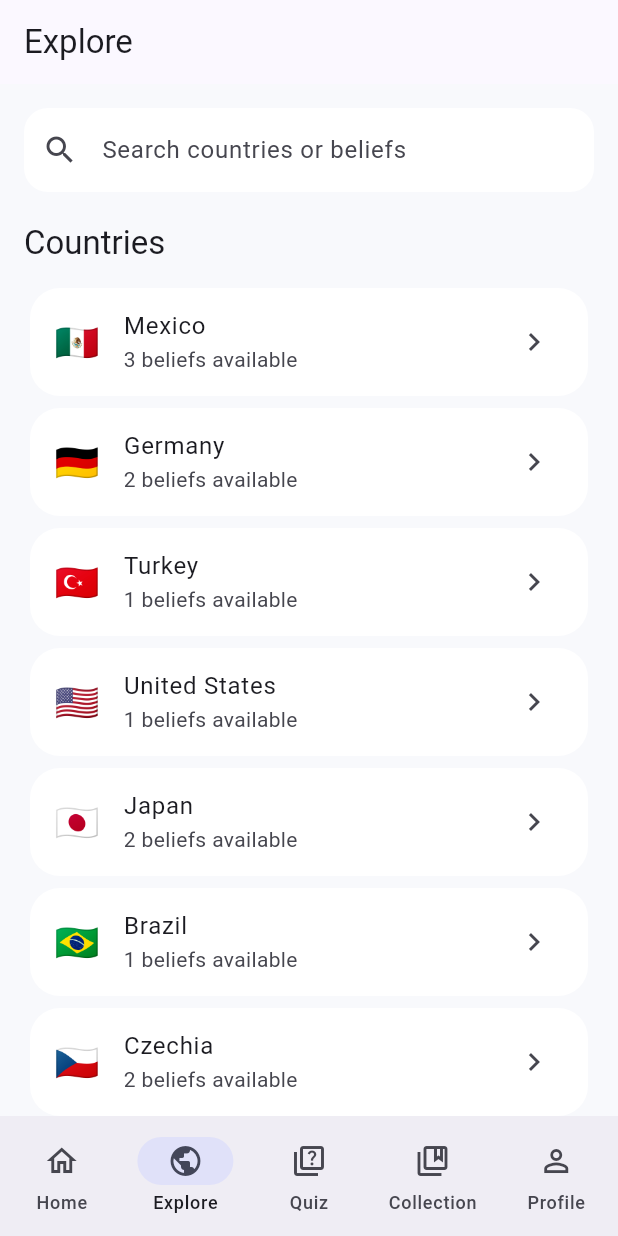
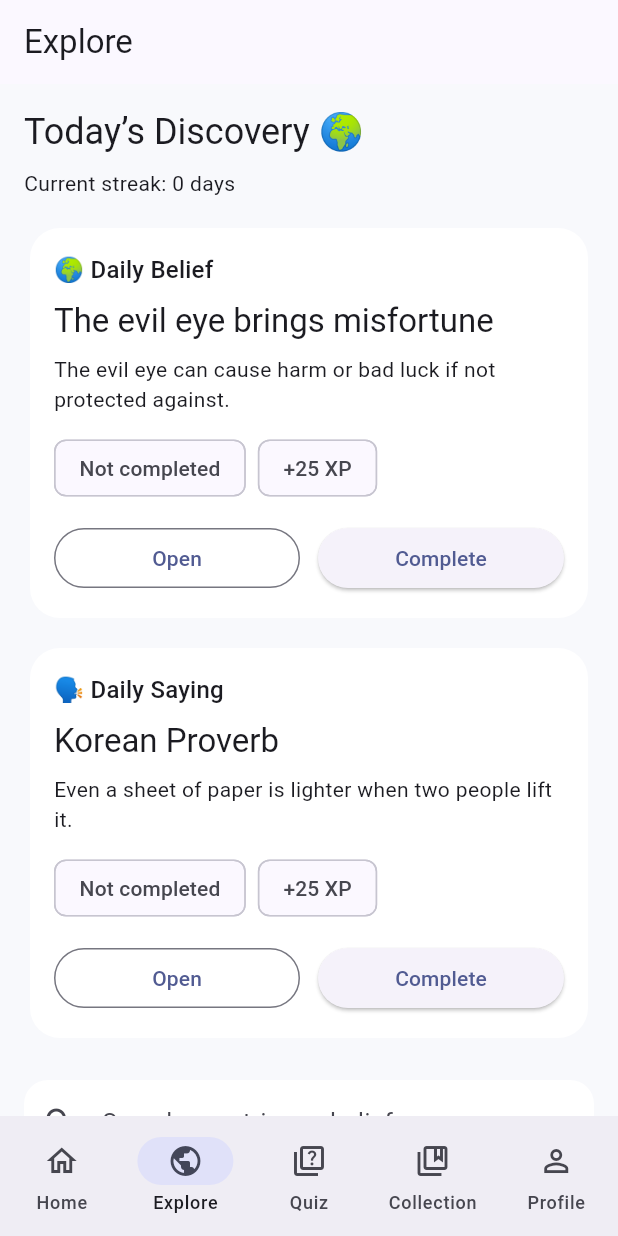
Before and after one commit to sparkofsal/atlas, a Flutter app: the screen it shows after launch, item 2 of the bottom bar chosen, on a phone screen of 412 x 824 dp. Run offline on Flutter 3.47's test engine with Material 3 defaults, Android fonts, the phone set to English and light mode, and no system bars; our stand-ins replace shared_preferences.

Commit message:
ok ahora pude agregar y testear el sistema de persistencia, ya se puede seleccionar un 'belief' diario y me da mas experiencia que los normales, siguiente paso sera agregar las mecanicas de los 'juegos' para ir descubriendo, con un poco de dificultad, no solo repeticion

```diff
--- /dev/null
+++ b/lib/models/daily_state.dart
@@ -0,0 +1,43 @@
+class DailyState {
+  final String dateKey;
+  final bool dailyBeliefCompleted;
+  final bool dailySayingCompleted;
+  final String? lastActiveDateKey;
+  final int currentStreak;
+
+  const DailyState({
+    required this.dateKey,
+    required this.dailyBeliefCompleted,
+    required this.dailySayingCompleted,
+    required this.lastActiveDateKey,
+    required this.currentStreak,
+  });
+
+  factory DailyState.initial(String todayKey) {
+    return DailyState(
+      dateKey: todayKey,
+      dailyBeliefCompleted: false,
+      dailySayingCompleted: false,
+      lastActiveDateKey: null,
+      currentStreak: 0,
+    );
+  }
+
+  DailyState copyWith({
+    String? dateKey,
+    bool? dailyBeliefCompleted,
+    bool? dailySayingCompleted,
+    String? lastActiveDateKey,
+    int? currentStreak,
+  }) {
+    return DailyState(
+      dateKey: dateKey ?? this.dateKey,
+      dailyBeliefCompleted:
+          dailyBeliefCompleted ?? this.dailyBeliefCompleted,
+      dailySayingCompleted:
+          dailySayingCompleted ?? this.dailySayingCompleted,
+      lastActiveDateKey: lastActiveDateKey ?? this.lastActiveDateKey,
+      currentStreak: currentStreak ?? this.currentStreak,
+    );
+  }
+}
--- a/lib/screens/explore_screen.dart
+++ b/lib/screens/explore_screen.dart
@@ -1,7 +1,11 @@
 import 'package:flutter/material.dart';
+import 'package:provider/provider.dart';
 import '../data/mock_countries.dart';
 import '../data/mock_beliefs.dart';
+import '../services/app_state.dart';
+import '../services/daily_service.dart';
 import 'country_detail_screen.dart';
+import 'belief_detail_screen.dart';
 
 class ExploreScreen extends StatelessWidget {
   const ExploreScreen({super.key});
@@ -14,6 +18,11 @@ class ExploreScreen extends StatelessWidget {
 
   @override
   Widget build(BuildContext context) {
+    final appState = Provider.of<AppState>(context);
+
+    final dailyBelief = DailyService.getDailyBelief();
+    final dailySaying = DailyService.getDailySaying();
+
     return Scaffold(
       appBar: AppBar(
         title: const Text('Explore'),
@@ -21,6 +30,105 @@ class ExploreScreen extends StatelessWidget {
       body: ListView(
         padding: const EdgeInsets.all(16),
         children: [
+          Text(
+            'Today’s Discovery 🌍',
+            style: Theme.of(context).textTheme.headlineSmall,
+          ),
+          const SizedBox(height: 8),
+          Text(
+            'Current streak: ${appState.currentStreak} day${appState.currentStreak == 1 ? '' : 's'}',
+            style: Theme.of(context).textTheme.bodyMedium,
+          ),
+          const SizedBox(height: 16),
+
+          _DailyCard(
+            item: dailyBelief,
+            completed: appState.dailyBeliefCompleted,
+            rewardText: '+25 XP',
+            buttonLabel:
+                appState.dailyBeliefCompleted ? 'Completed' : 'Complete',
+            onComplete: () async {
+              if (appState.dailyBeliefCompleted) {
+                Navigator.push(
+                  context,
+                  MaterialPageRoute(
+                    builder: (_) => BeliefDetailScreen(belief: dailyBelief),
+                  ),
+                );
+                return;
+              }
+
+              final granted = await appState.completeDailyBelief();
+
+              if (context.mounted) {
+                ScaffoldMessenger.of(context).showSnackBar(
+                  SnackBar(
+                    content: Text(
+                      granted
+                          ? 'Daily Belief completed • +25 XP'
+                          : 'Daily Belief already completed',
+                    ),
+                    duration: const Duration(seconds: 1),
+                  ),
+                );
+              }
+            },
+            onOpen: () {
+              Navigator.push(
+                context,
+                MaterialPageRoute(
+                  builder: (_) => BeliefDetailScreen(belief: dailyBelief),
+                ),
+              );
+            },
+          ),
+
+          const SizedBox(height: 12),
+
+          _DailyCard(
+            item: dailySaying,
+            completed: appState.dailySayingCompleted,
+            rewardText: '+25 XP',
+            buttonLabel:
+                appState.dailySayingCompleted ? 'Completed' : 'Complete',
+            onComplete: () async {
+              if (appState.dailySayingCompleted) {
+                Navigator.push(
+                  context,
+                  MaterialPageRoute(
+                    builder: (_) => BeliefDetailScreen(belief: dailySaying),
+                  ),
+                );
+                return;
+              }
+
+              final granted = await appState.completeDailySaying();
+
+              if (context.mounted) {
+                ScaffoldMessenger.of(context).showSnackBar(
+                  SnackBar(
+                    content: Text(
+                      granted
+                          ? 'Daily Saying completed • +25 XP'
+                          : 'Daily Saying already completed',
+                    ),
+                    duration: const Duration(seconds: 1),
+                  ),
+                );
+              }
+            },
+            onOpen: () {
+              Navigator.push(
+                context,
+                MaterialPageRoute(
+                  builder: (_) => BeliefDetailScreen(belief: dailySaying),
+                ),
+              );
+            },
+          ),
+
+          const SizedBox(height: 24),
+
           TextField(
             decoration: InputDecoration(
               hintText: 'Search countries or beliefs',
@@ -67,3 +175,76 @@ class ExploreScreen extends StatelessWidget {
     );
   }
 }
+
+class _DailyCard extends StatelessWidget {
+  final dynamic item;
+  final bool completed;
+  final String rewardText;
+  final String buttonLabel;
+  final Future<void> Function() onComplete;
+  final VoidCallback onOpen;
+
+  const _DailyCard({
+    required this.item,
+    required this.completed,
+    required this.rewardText,
+    required this.buttonLabel,
+    required this.onComplete,
+    required this.onOpen,
+  });
+
+  @override
+  Widget build(BuildContext context) {
+    final typeLabel =
+        item.contentType == 'saying' ? '🗣️ Daily Saying' : '🌍 Daily Belief';
+
+    return Card(
+      child: Padding(
+        padding: const EdgeInsets.all(16),
+        child: Column(
+          crossAxisAlignment: CrossAxisAlignment.start,
+          children: [
+            Text(typeLabel, style: Theme.of(context).textTheme.titleMedium),
+            const SizedBox(height: 8),
+            Text(
+              item.title,
+              style: Theme.of(context).textTheme.titleLarge,
+            ),
+            const SizedBox(height: 8),
+            Text(item.description),
+            const SizedBox(height: 12),
+            Row(
+              children: [
+                Chip(
+                  label: Text(completed ? 'Completed' : 'Not completed'),
+                ),
+                const SizedBox(width: 8),
+                Chip(
+                  label: Text(rewardText),
+                ),
+              ],
+            ),
+            const SizedBox(height: 12),
+            Row(
+              children: [
+                Expanded(
+                  child: OutlinedButton(
+                    onPressed: onOpen,
+                    child: const Text('Open'),
+                  ),
+                ),
+                const SizedBox(width: 12),
+                Expanded(
+                  child: ElevatedButton(
+                    onPressed: onComplete,
+                    child: Text(buttonLabel),
+                  ),
+                ),
+              ],
+            ),
+          ],
+        ),
+      ),
+    );
+  }
+}
--- /dev/null
+++ b/lib/services/daily_service.dart
@@ -0,0 +1,105 @@
+import '../data/mock_beliefs.dart';
+import '../models/belief.dart';
+import '../models/daily_state.dart';
+
+class DailyService {
+  static String todayKey([DateTime? now]) {
+    final localNow = now ?? DateTime.now();
+    final localDate = DateTime(localNow.year, localNow.month, localNow.day);
+    final month = localDate.month.toString().padLeft(2, '0');
+    final day = localDate.day.toString().padLeft(2, '0');
+    return '${localDate.year}-$month-$day';
+  }
+
+  static String yesterdayKey([DateTime? now]) {
+    final localNow = now ?? DateTime.now();
+    final yesterday = DateTime(
+      localNow.year,
+      localNow.month,
+      localNow.day,
+    ).subtract(const Duration(days: 1));
+
+    final month = yesterday.month.toString().padLeft(2, '0');
+    final day = yesterday.day.toString().padLeft(2, '0');
+    return '${yesterday.year}-$month-$day';
+  }
+
+  static int _daySeed([DateTime? now]) {
+    final localNow = now ?? DateTime.now();
+    final localDate = DateTime(localNow.year, localNow.month, localNow.day);
+    return localDate.millisecondsSinceEpoch ~/ Duration.millisecondsPerDay;
+  }
+
+  static Belief getDailyBelief([DateTime? now]) {
+    final beliefs = mockBeliefs
+        .where((item) => item.contentType == 'belief')
+        .toList()
+      ..sort((a, b) => a.id.compareTo(b.id));
+
+    final index = _daySeed(now) % beliefs.length;
+    return beliefs[index];
+  }
+
+  static Belief getDailySaying([DateTime? now]) {
+    final sayings = mockBeliefs
+        .where((item) => item.contentType == 'saying')
+        .toList()
+      ..sort((a, b) => a.id.compareTo(b.id));
+
+    final index = (_daySeed(now) + 3) % sayings.length;
+    return sayings[index];
+  }
+
+  static DailyState syncState(DailyState state, [DateTime? now]) {
+    final today = todayKey(now);
+    final yesterday = yesterdayKey(now);
+
+    DailyState updated = state;
+
+    if (updated.dateKey != today) {
+      updated = updated.copyWith(
+        dateKey: today,
+        dailyBeliefCompleted: false,
+        dailySayingCompleted: false,
+      );
+    }
+
+    if (updated.lastActiveDateKey != null &&
+        updated.lastActiveDateKey != today &&
+        updated.lastActiveDateKey != yesterday) {
+      updated = updated.copyWith(currentStreak: 0);
+    }
+
+    return updated;
+  }
+
+  static DailyState completeDailyItem(
+    DailyState state, {
+    required String itemType,
+    DateTime? now,
+  }) {
+    final synced = syncState(state, now);
+    final today = todayKey(now);
+    final yesterday = yesterdayKey(now);
+
+    final firstCompletionToday = synced.lastActiveDateKey != today;
+
+    int updatedStreak = synced.currentStreak;
+    if (firstCompletionToday) {
+      if (synced.lastActiveDateKey == yesterday) {
+        updatedStreak = synced.currentStreak + 1;
+      } else {
+        updatedStreak = 1;
+      }
+    }
+
+    return synced.copyWith(
+      dailyBeliefCompleted:
+          itemType == 'belief' ? true : synced.dailyBeliefCompleted,
+      dailySayingCompleted:
+          itemType == 'saying' ? true : synced.dailySayingCompleted,
+      lastActiveDateKey: today,
+      currentStreak: updatedStreak,
+    );
+  }
+}
```
Also changed, not shown: lib/services/app_state.dart (+101 -0 lines).
